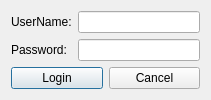
Before: the Qt Designer form logindialog.ui in eveningwyn/ICT_UR10, drawn with Qt 5.
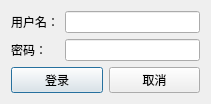
After: the same form once the commit is applied. Icons and pictures are not drawn.

```diff
--- a/logindialog.ui
+++ b/logindialog.ui
@@ -27,7 +27,7 @@
    <item row="0" column="0">
     <widget class="QLabel" name="labelUserID">
      <property name="text">
-      <string>UserName:</string>
+      <string>用户名：</string>
      </property>
     </widget>
    </item>
@@ -37,7 +37,7 @@
    <item row="1" column="0">
     <widget class="QLabel" name="labelPassword">
      <property name="text">
-      <string>Password:</string>
+      <string>密码：</string>
      </property>
     </widget>
    </item>
@@ -53,14 +53,14 @@
      <item>
       <widget class="QPushButton" name="pushButtonLogin">
        <property name="text">
-        <string>Login</string>
+        <string>登录</string>
        </property>
       </widget>
      </item>
      <item>
       <widget class="QPushButton" name="pushButtonCancel">
        <property name="text">
-        <string>Cancel</string>
+        <string>取消</string>
        </property>
       </widget>
      </item>
```
Left out of the diff: 2 changed lines with no effect on the pictures.
